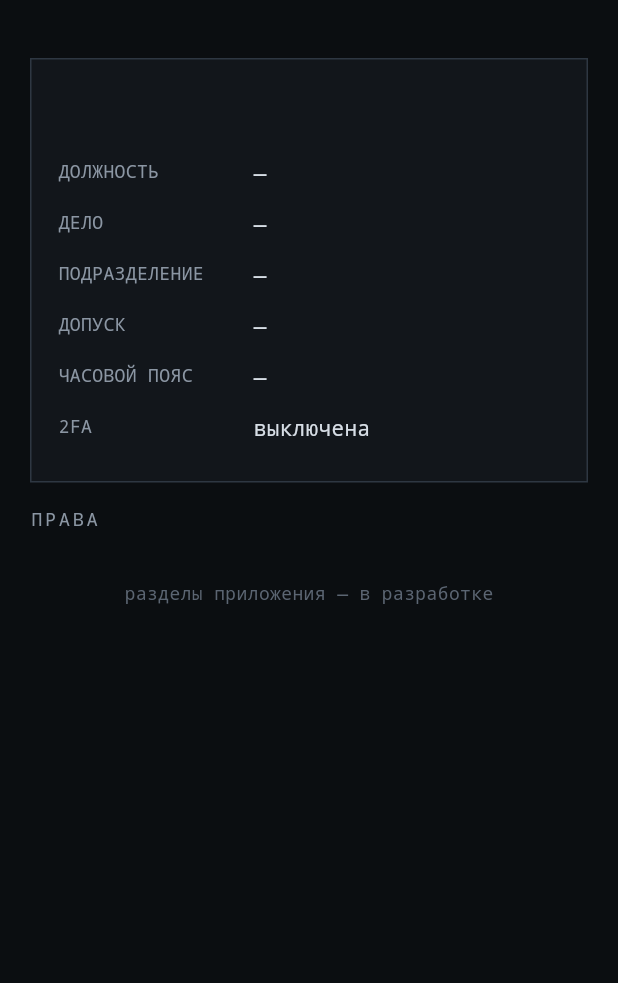
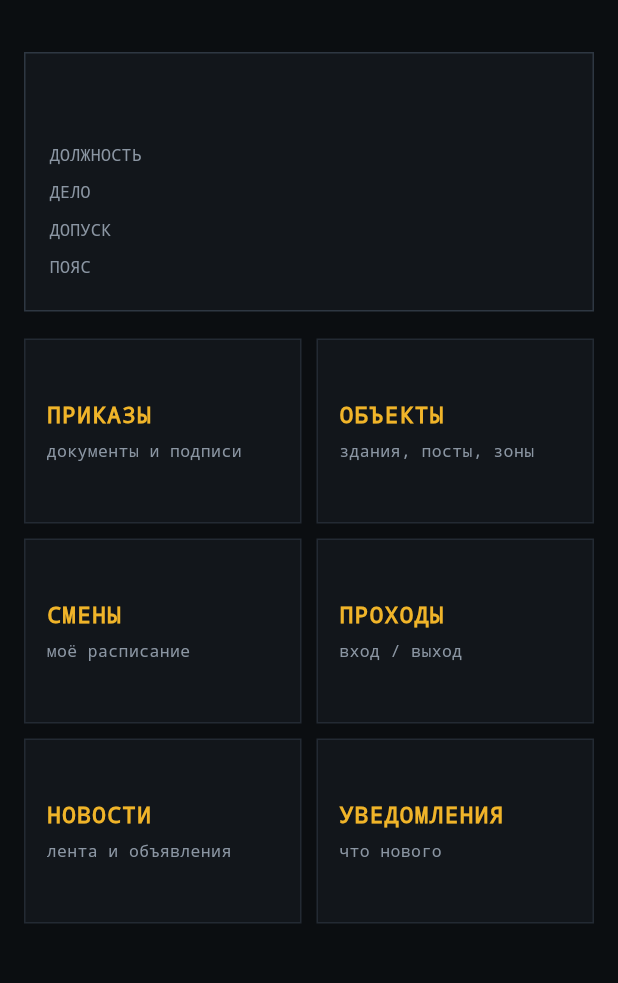
Before and after one commit to SkilinPur/chzog-app, a Flutter app: the HomeScreen screen opened directly with empty values, on a phone screen of 412 x 824 dp, the part 56-1039 px from its top. Run offline on Flutter 3.47's test engine with Material 3 defaults, Android fonts, the phone set to English and light mode, and no system bars; our stand-ins replace flutter_secure_storage; accounts and stored records are empty; network calls fail.

Commit message:
Разделы приложения: меню, приказы (список/деталь/подпись/PDF), объекты, смены, проходы (чекин), новости, уведомления, анкеты

```diff
--- a/lib/screens/home_screen.dart
+++ b/lib/screens/home_screen.dart
@@ -2,6 +2,7 @@ import 'package:flutter/material.dart';
 
 import '../api.dart';
 import '../theme.dart';
+import 'sections.dart';
 
 class HomeScreen extends StatelessWidget {
   final ApiClient api;
@@ -10,81 +11,94 @@ class HomeScreen extends StatelessWidget {
 
   const HomeScreen({super.key, required this.api, required this.user, required this.onLogout});
 
-  Widget _row(String k, String v) => Padding(
-        padding: const EdgeInsets.symmetric(vertical: 7),
-        child: Row(
-          crossAxisAlignment: CrossAxisAlignment.start,
-          children: [
-            SizedBox(
-              width: 130,
-              child: Text(k.toUpperCase(),
-                  style: const TextStyle(color: kSoft, fontFamily: 'monospace', fontSize: 12)),
-            ),
-            Expanded(
-              child: Text(v.isEmpty ? '—' : v,
-                  style: const TextStyle(color: kText, fontFamily: 'monospace', fontSize: 14)),
-            ),
-          ],
-        ),
-      );
+  void _open(BuildContext context, Widget screen) =>
+      Navigator.of(context).push(MaterialPageRoute(builder: (_) => screen));
 
   @override
   Widget build(BuildContext context) {
     final perms = (user['permissions'] as List?)?.cast<String>() ?? [];
+    final tiles = <_Tile>[
+      _Tile('ПРИКАЗЫ', 'документы и подписи', () => _open(context, DocumentsScreen(api: api))),
+      _Tile('ОБЪЕКТЫ', 'здания, посты, зоны', () => _open(context, LocationsScreen(api: api))),
+      _Tile('СМЕНЫ', 'моё расписание', () => _open(context, ShiftsScreen(api: api))),
+      _Tile('ПРОХОДЫ', 'вход / выход', () => _open(context, PassesScreen(api: api))),
+      _Tile('НОВОСТИ', 'лента и объявления', () => _open(context, NewsScreen(api: api))),
+      _Tile('УВЕДОМЛЕНИЯ', 'что нового', () => _open(context, NotificationsScreen(api: api))),
+      if (perms.contains('manage_members'))
+        _Tile('АНКЕТЫ', 'заявки на службу', () => _open(context, ApplicationsScreen(api: api))),
+    ];
+
     return Scaffold(
       appBar: AppBar(
         title: const Text('ЧЗОГ · КАБИНЕТ',
             style: TextStyle(fontFamily: 'monospace', fontSize: 14, letterSpacing: 2)),
         actions: [
-          IconButton(
-            tooltip: 'Выйти',
-            onPressed: onLogout,
-            icon: const Icon(Icons.logout, color: kSoft),
-          ),
+          IconButton(tooltip: 'Выйти', onPressed: onLogout, icon: const Icon(Icons.logout, color: kSoft)),
         ],
       ),
       body: ListView(
-        padding: const EdgeInsets.all(20),
+        padding: const EdgeInsets.all(16),
         children: [
           Container(
             decoration: BoxDecoration(color: kPanel, border: Border.all(color: kLine2)),
-            padding: const EdgeInsets.all(18),
+            padding: const EdgeInsets.all(16),
             child: Column(
               crossAxisAlignment: CrossAxisAlignment.start,
               children: [
                 Text(user['login'] ?? '',
                     style: const TextStyle(color: kAccent, fontFamily: 'monospace', fontSize: 20, fontWeight: FontWeight.bold)),
-                const SizedBox(height: 12),
-                _row('Должность', (user['role'] ?? '').toString()),
-                _row('Дело', (user['member'] ?? '').toString()),
-                _row('Подразделение', (user['department'] ?? '').toString()),
-                _row('Допуск', (user['clearance'] ?? '').toString()),
-                _row('Часовой пояс', (user['timezone'] ?? '').toString()),
-                _row('2FA', user['totp'] == true ? 'включена' : 'выключена'),
+                const SizedBox(height: 10),
+                _kv('Должность', (user['role'] ?? '—').toString()),
+                _kv('Дело', (user['member'] ?? '—').toString()),
+                _kv('Допуск', (user['clearance'] ?? '—').toString()),
+                _kv('Пояс', (user['timezone'] ?? '—').toString()),
               ],
             ),
           ),
-          const SizedBox(height: 16),
-          const Text('ПРАВА', style: TextStyle(color: kSoft, fontFamily: 'monospace', fontSize: 12, letterSpacing: 2)),
-          const SizedBox(height: 8),
-          Wrap(
-            spacing: 6,
-            runSpacing: 6,
-            children: perms
-                .map((p) => Container(
-                      padding: const EdgeInsets.symmetric(horizontal: 8, vertical: 4),
-                      decoration: BoxDecoration(border: Border.all(color: kLine2)),
-                      child: Text(p, style: const TextStyle(color: kSoft, fontFamily: 'monospace', fontSize: 11)),
-                    ))
-                .toList(),
-          ),
-          const SizedBox(height: 24),
-          const Center(
-            child: Text('разделы приложения — в разработке',
-                style: TextStyle(color: kMute, fontFamily: 'monospace', fontSize: 12)),
+          const SizedBox(height: 18),
+          GridView.count(
+            crossAxisCount: 2,
+            shrinkWrap: true,
+            physics: const NeverScrollableScrollPhysics(),
+            crossAxisSpacing: 10,
+            mainAxisSpacing: 10,
+            childAspectRatio: 1.5,
+            children: tiles.map((t) => _tile(t)).toList(),
           ),
         ],
       ),
     );
   }
+
+  Widget _kv(String k, String v) => Padding(
+        padding: const EdgeInsets.symmetric(vertical: 3),
+        child: Row(children: [
+          SizedBox(width: 110, child: Text(k.toUpperCase(), style: const TextStyle(color: kSoft, fontFamily: 'monospace', fontSize: 11))),
+          Expanded(child: Text(v, style: const TextStyle(color: kText, fontFamily: 'monospace', fontSize: 13))),
+        ]),
+      );
+
+  Widget _tile(_Tile t) => InkWell(
+        onTap: t.onTap,
+        child: Container(
+          decoration: BoxDecoration(color: kPanel, border: Border.all(color: kLine)),
+          padding: const EdgeInsets.all(14),
+          child: Column(
+            crossAxisAlignment: CrossAxisAlignment.start,
+            mainAxisAlignment: MainAxisAlignment.center,
+            children: [
+              Text(t.title, style: const TextStyle(color: kAccent, fontFamily: 'monospace', fontSize: 15, fontWeight: FontWeight.bold, letterSpacing: 1)),
+              const SizedBox(height: 6),
+              Text(t.sub, style: const TextStyle(color: kSoft, fontFamily: 'monospace', fontSize: 11)),
+            ],
+          ),
+        ),
+      );
 }
+
+class _Tile {
+  final String title;
+  final String sub;
+  final VoidCallback onTap;
+  _Tile(this.title, this.sub, this.onTap);
+}
--- a/pubspec.yaml
+++ b/pubspec.yaml
@@ -36,6 +36,7 @@ dependencies:
   cupertino_icons: ^1.0.8
   http: ^1.6.0
   flutter_secure_storage: ^11.2.0
+  url_launcher: ^6.3.2
 
 dev_dependencies:
   flutter_test:
```
Also changed, not shown: lib/api.dart (+62 -0 lines), lib/screens/sections.dart (added, +536 -0 lines), pubspec.lock, 6 other files.
